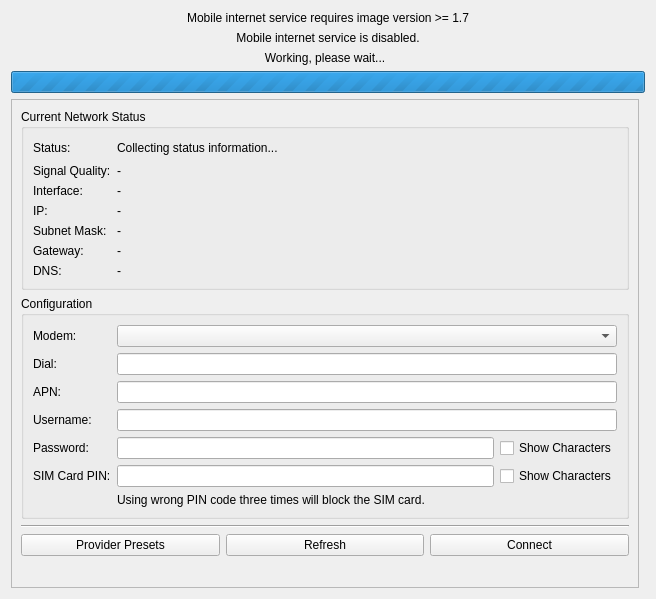
Tinkerforge/brickv, file src/brickv/plugin_system/plugins/red/ui/red_tab_settings_mobile_internet.ui: the form before one commit.
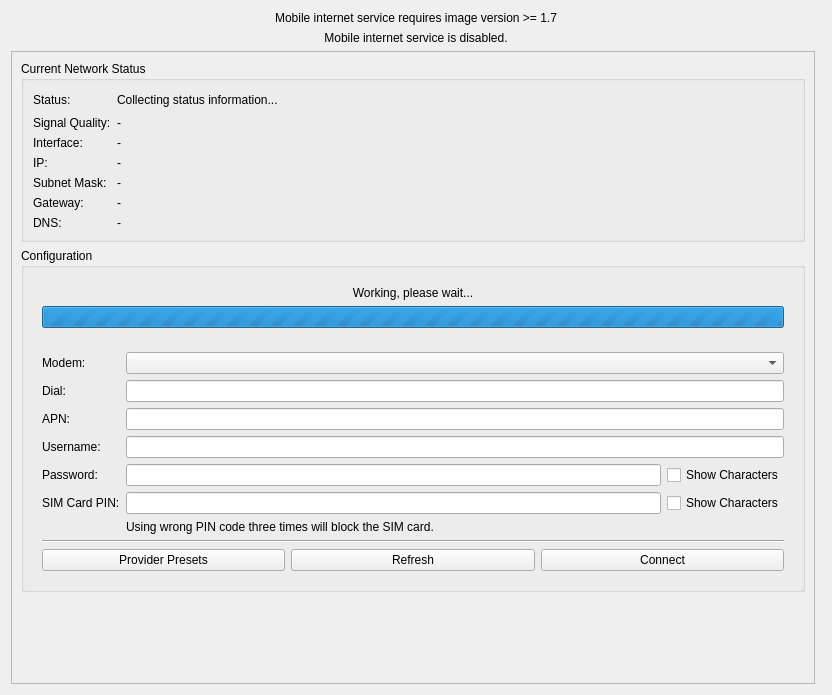
The form after the commit.

Commit message: red-brick: Make GUI behaviour consistent in network and mobile internet tabs

```diff
--- a/src/brickv/plugin_system/plugins/red/ui/red_tab_settings_mobile_internet.ui
+++ b/src/brickv/plugin_system/plugins/red/ui/red_tab_settings_mobile_internet.ui
@@ -6,24 +6,14 @@
    <rect>
     <x>0</x>
     <y>0</y>
-    <width>656</width>
-    <height>599</height>
+    <width>832</width>
+    <height>695</height>
    </rect>
   </property>
   <property name="windowTitle">
    <string>Form</string>
   </property>
   <layout class="QGridLayout" name="gridLayout_5">
-   <item row="2" column="0">
-    <widget class="QLabel" name="label_mi_working_wait">
-     <property name="text">
-      <string>Working, please wait...</string>
-     </property>
-     <property name="alignment">
-      <set>Qt::AlignCenter</set>
-     </property>
-    </widget>
-   </item>
    <item row="5" column="0">
     <widget class="QScrollArea" name="sarea_mi">
      <property name="widgetResizable">
@@ -34,43 +24,11 @@
        <rect>
         <x>0</x>
         <y>0</y>
-        <width>638</width>
-        <height>493</height>
+        <width>814</width>
+        <height>639</height>
        </rect>
       </property>
       <layout class="QGridLayout" name="gridLayout_4">
-       <item row="2" column="0">
-        <widget class="Line" name="line">
-         <property name="orientation">
-          <enum>Qt::Horizontal</enum>
-         </property>
-        </widget>
-       </item>
-       <item row="3" column="0">
-        <layout class="QHBoxLayout" name="horizontalLayout">
-         <item>
-          <widget class="QPushButton" name="pbutton_mi_provider_presets">
-           <property name="text">
-            <string>Provider Presets</string>
-           </property>
-          </widget>
-         </item>
-         <item>
-          <widget class="QPushButton" name="pbutton_mi_refresh">
-           <property name="text">
-            <string>Refresh</string>
-           </property>
-          </widget>
-         </item>
-         <item>
-          <widget class="QPushButton" name="pbutton_mi_connect">
-           <property name="text">
-            <string>Connect</string>
-           </property>
-          </widget>
-         </item>
-        </layout>
-       </item>
        <item row="0" column="0">
         <widget class="QGroupBox" name="gbox_mi_status">
          <property name="title">
@@ -197,20 +155,73 @@
           <string>Configuration</string>
          </property>
          <layout class="QGridLayout" name="gridLayout">
-          <item row="2" column="0">
-           <widget class="QLabel" name="label_3">
+          <item row="0" column="0">
+           <widget class="QFrame" name="frame_mi_working">
+            <property name="frameShape">
+             <enum>QFrame::NoFrame</enum>
+            </property>
+            <property name="frameShadow">
+             <enum>QFrame::Raised</enum>
+            </property>
+            <layout class="QGridLayout" name="gridLayout_2">
+             <item row="1" column="0">
+              <widget class="QProgressBar" name="pbar_mi_working_wait">
+               <property name="maximum">
+                <number>0</number>
+               </property>
+               <property name="value">
+                <number>-1</number>
+               </property>
+               <property name="textVisible">
+                <bool>false</bool>
+               </property>
+              </widget>
+             </item>
+             <item row="0" column="0">
+              <widget class="QLabel" name="label_mi_working_wait">
             <property name="text">
-             <string>APN:</string>
-            </property>
-           </widget>
-          </item>
-          <item row="5" column="0">
-           <widget class="QLabel" name="label_6">
+                <string>Working, please wait...</string>
+               </property>
+               <property name="alignment">
+                <set>Qt::AlignCenter</set>
+               </property>
+              </widget>
+             </item>
+            </layout>
+           </widget>
+          </item>
+          <item row="1" column="0">
+           <widget class="QFrame" name="frame_mi_configuration">
+            <property name="frameShape">
+             <enum>QFrame::NoFrame</enum>
+            </property>
+            <property name="frameShadow">
+             <enum>QFrame::Raised</enum>
+            </property>
+            <layout class="QGridLayout" name="gridLayout_6">
+             <item row="1" column="1" colspan="2">
+              <widget class="QLineEdit" name="ledit_mi_dial"/>
+             </item>
+             <item row="7" column="0" colspan="3">
+              <widget class="Line" name="line">
+               <property name="orientation">
+                <enum>Qt::Horizontal</enum>
+               </property>
+              </widget>
+             </item>
+             <item row="3" column="1" colspan="2">
+              <widget class="QLineEdit" name="ledit_mi_username">
             <property name="text">
-             <string>SIM Card PIN:</string>
+                <string/>
             </property>
            </widget>
           </item>
+             <item row="0" column="1" colspan="2">
+              <widget class="QComboBox" name="cbox_mi_modem"/>
+             </item>
+             <item row="2" column="1" colspan="2">
+              <widget class="QLineEdit" name="ledit_mi_apn"/>
+             </item>
           <item row="4" column="1">
            <widget class="QLineEdit" name="ledit_mi_password">
             <property name="text">
@@ -221,10 +232,44 @@
             </property>
            </widget>
           </item>
-          <item row="1" column="0">
-           <widget class="QLabel" name="label_2">
+             <item row="5" column="0">
+              <widget class="QLabel" name="label_6">
             <property name="text">
-             <string>Dial:</string>
+                <string>SIM Card PIN:</string>
+               </property>
+              </widget>
+             </item>
+             <item row="4" column="2">
+              <widget class="QCheckBox" name="chkbox_mi_password">
+               <property name="text">
+                <string>Show Characters</string>
+               </property>
+               <property name="checked">
+                <bool>false</bool>
+               </property>
+              </widget>
+             </item>
+             <item row="2" column="0">
+              <widget class="QLabel" name="label_3">
+               <property name="text">
+                <string>APN:</string>
+               </property>
+              </widget>
+             </item>
+             <item row="6" column="1" colspan="2">
+              <widget class="QLabel" name="label">
+               <property name="text">
+                <string>Using wrong PIN code three times will block the SIM card.</string>
+               </property>
+              </widget>
+             </item>
+             <item row="5" column="2">
+              <widget class="QCheckBox" name="chkbox_mi_sim_card_pin">
+               <property name="text">
+                <string>Show Characters</string>
+               </property>
+               <property name="checked">
+                <bool>false</bool>
             </property>
            </widget>
           </item>
@@ -235,13 +280,6 @@
             </property>
            </widget>
           </item>
-          <item row="3" column="0">
-           <widget class="QLabel" name="label_4">
-            <property name="text">
-             <string>Username:</string>
-            </property>
-           </widget>
-          </item>
           <item row="5" column="1">
            <widget class="QLineEdit" name="ledit_mi_sim_card_pin">
             <property name="maxLength">
@@ -252,6 +290,20 @@
             </property>
            </widget>
           </item>
+             <item row="1" column="0">
+              <widget class="QLabel" name="label_2">
+               <property name="text">
+                <string>Dial:</string>
+               </property>
+              </widget>
+             </item>
+             <item row="3" column="0">
+              <widget class="QLabel" name="label_4">
+               <property name="text">
+                <string>Username:</string>
+               </property>
+              </widget>
+             </item>
           <item row="0" column="0">
            <widget class="QLabel" name="label_20">
             <property name="text">
@@ -259,47 +311,32 @@
             </property>
            </widget>
           </item>
-          <item row="5" column="2">
-           <widget class="QCheckBox" name="chkbox_mi_sim_card_pin">
+             <item row="8" column="0" colspan="3">
+              <layout class="QHBoxLayout" name="horizontalLayout">
+               <item>
+                <widget class="QPushButton" name="pbutton_mi_provider_presets">
             <property name="text">
-             <string>Show Characters</string>
-            </property>
-            <property name="checked">
-             <bool>false</bool>
-            </property>
-           </widget>
-          </item>
-          <item row="4" column="2">
-           <widget class="QCheckBox" name="chkbox_mi_password">
+                  <string>Provider Presets</string>
+                 </property>
+                </widget>
+               </item>
+               <item>
+                <widget class="QPushButton" name="pbutton_mi_refresh">
             <property name="text">
-             <string>Show Characters</string>
-            </property>
-            <property name="checked">
-             <bool>false</bool>
-            </property>
-           </widget>
-          </item>
-          <item row="0" column="1" colspan="2">
-           <widget class="QComboBox" name="cbox_mi_modem"/>
-          </item>
-          <item row="1" column="1" colspan="2">
-           <widget class="QLineEdit" name="ledit_mi_dial"/>
-          </item>
-          <item row="2" column="1" colspan="2">
-           <widget class="QLineEdit" name="ledit_mi_apn"/>
-          </item>
-          <item row="3" column="1" colspan="2">
-           <widget class="QLineEdit" name="ledit_mi_username">
+                  <string>Refresh</string>
+                 </property>
+                </widget>
+               </item>
+               <item>
+                <widget class="QPushButton" name="pbutton_mi_connect">
             <property name="text">
-             <string/>
+                  <string>Connect</string>
             </property>
            </widget>
           </item>
-          <item row="6" column="1" colspan="2">
-           <widget class="QLabel" name="label">
-            <property name="text">
-             <string>Using wrong PIN code three times will block the SIM card.</string>
-            </property>
+              </layout>
+             </item>
+            </layout>
            </widget>
           </item>
          </layout>
@@ -332,19 +369,6 @@
      </property>
     </widget>
    </item>
-   <item row="3" column="0" colspan="2">
-    <widget class="QProgressBar" name="pbar_mi_working_wait">
-     <property name="maximum">
-      <number>0</number>
-     </property>
-     <property name="value">
-      <number>-1</number>
-     </property>
-     <property name="textVisible">
-      <bool>false</bool>
-     </property>
-    </widget>
-   </item>
    <item row="1" column="0" colspan="2">
     <widget class="QLabel" name="label_mi_disabled">
      <property name="text">
```
Left out of the diff: 6 changed lines with no effect on the pictures. Lines whose indentation alone changed are shown as unchanged. The commit also changes 3 other files.
